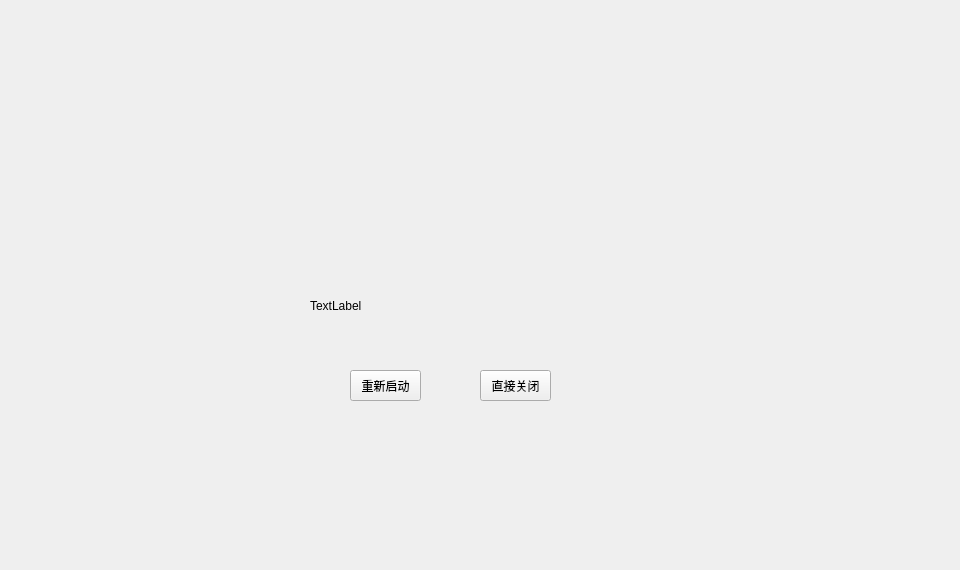
HcashOrg/hx-indicator, file Copy/UpdateWidget.ui: the form before one commit.
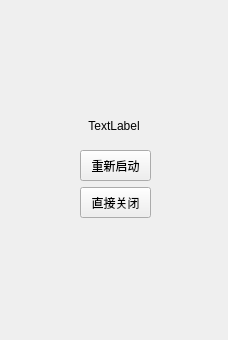
The form after the commit.

The edit to the form file:
```diff
--- a/Copy/UpdateWidget.ui
+++ b/Copy/UpdateWidget.ui
@@ -6,44 +6,18 @@
    <rect>
     <x>0</x>
     <y>0</y>
-    <width>960</width>
-    <height>570</height>
+    <width>228</width>
+    <height>340</height>
    </rect>
   </property>
   <property name="windowTitle">
    <string>Form</string>
   </property>
-  <widget class="QLabel" name="label">
-   <property name="geometry">
-    <rect>
-     <x>238</x>
-     <y>130</y>
-     <width>470</width>
-     <height>320</height>
-    </rect>
-   </property>
-   <property name="text">
-    <string/>
-   </property>
-  </widget>
-  <widget class="QLabel" name="label_logo">
-   <property name="geometry">
-    <rect>
-     <x>305</x>
-     <y>190</y>
-     <width>100</width>
-     <height>66</height>
-    </rect>
-   </property>
-   <property name="text">
-    <string/>
-   </property>
-  </widget>
   <widget class="QToolButton" name="toolButton_restart">
    <property name="geometry">
     <rect>
-     <x>350</x>
-     <y>370</y>
+     <x>80</x>
+     <y>150</y>
      <width>71</width>
      <height>31</height>
     </rect>
@@ -55,8 +29,8 @@
   <widget class="QToolButton" name="toolButton_close">
    <property name="geometry">
     <rect>
-     <x>480</x>
-     <y>370</y>
+     <x>80</x>
+     <y>187</y>
      <width>71</width>
      <height>31</height>
     </rect>
@@ -68,9 +42,9 @@
   <widget class="QLabel" name="update">
    <property name="geometry">
     <rect>
-     <x>310</x>
-     <y>290</y>
-     <width>291</width>
+     <x>0</x>
+     <y>110</y>
+     <width>228</width>
      <height>31</height>
     </rect>
    </property>
@@ -79,6 +53,31 @@
    </property>
    <property name="text">
     <string>TextLabel</string>
+   </property>
+   <property name="alignment">
+    <set>Qt::AlignCenter</set>
+   </property>
+  </widget>
+  <widget class="QLabel" name="welcome">
+   <property name="geometry">
+    <rect>
+     <x>72</x>
+     <y>82</y>
+     <width>78</width>
+     <height>15</height>
+    </rect>
+   </property>
+   <property name="font">
+    <font>
+     <family>黑体</family>
+     <pointsize>16</pointsize>
+    </font>
+   </property>
+   <property name="styleSheet">
+    <string notr="true"/>
+   </property>
+   <property name="text">
+    <string/>
    </property>
   </widget>
  </widget>
```
Left out of the diff: 2 changed lines with no effect on the pictures.
